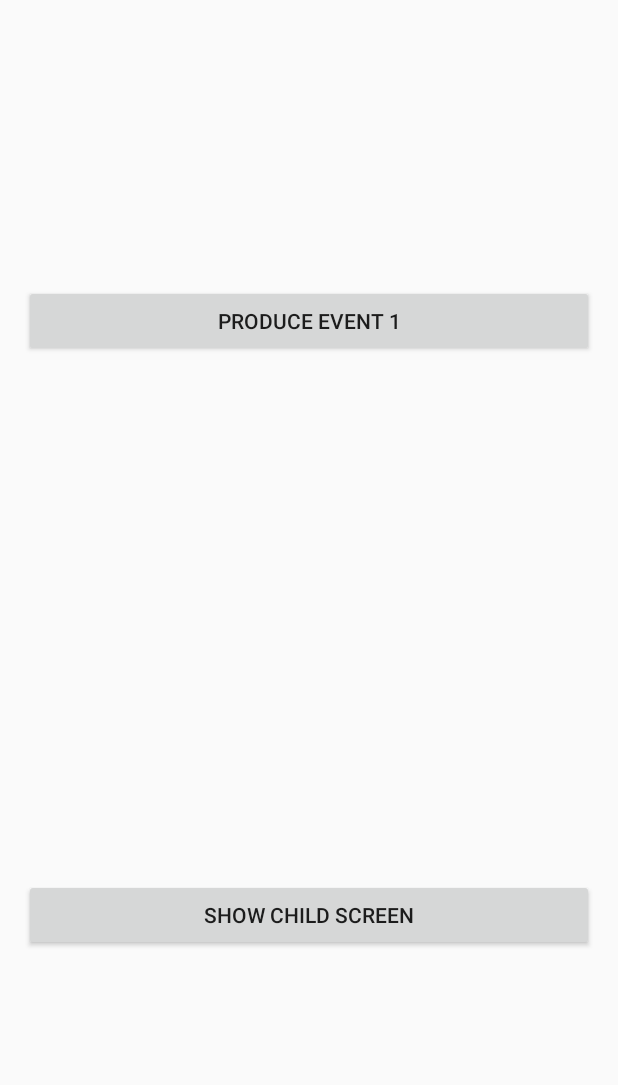
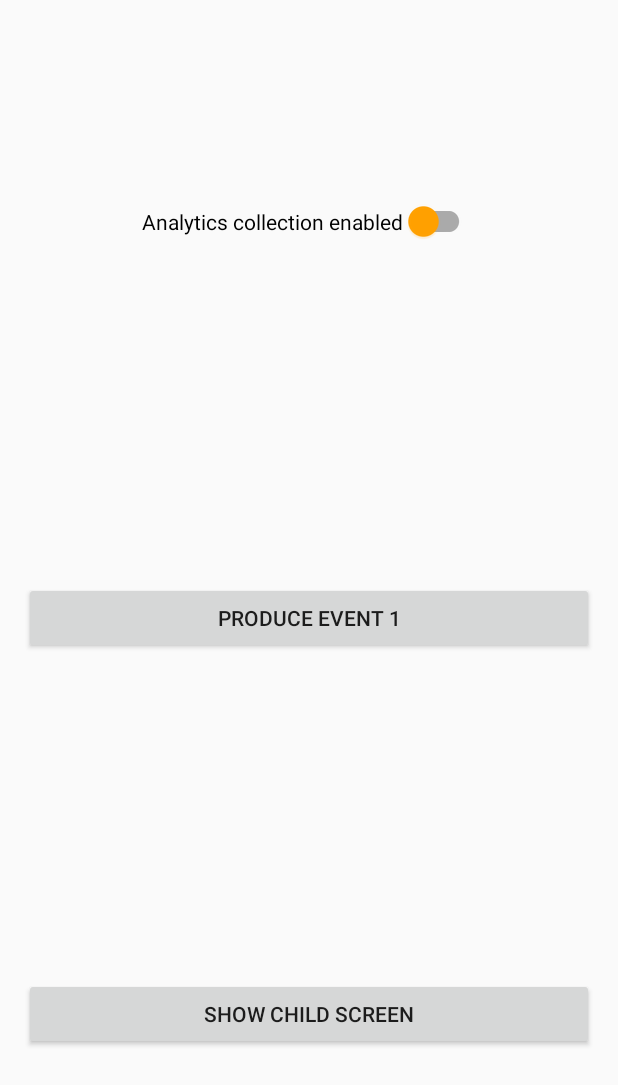
Before and after one commit to infinum/android-collar, an Android app: the screen it shows after launch (MainActivity), on a phone screen of 412 x 824 dp. Shown: the top 1085 px of the screen. Run offline under Robolectric (Android 15) with nearby library versions, the phone set to English and light mode, and no system bars; 5 statements that could not run were skipped.

Commit message:
Update sample app to show off the analytics collection feature

```diff
--- a/sample/src/main/java/co/infinum/collar/sample/MainActivity.java
+++ b/sample/src/main/java/co/infinum/collar/sample/MainActivity.java
@@ -3,9 +3,11 @@ package co.infinum.collar.sample;
 import android.app.Activity;
 import android.content.Intent;
 import android.os.Bundle;
+import android.widget.CompoundButton;
 
 import java.util.UUID;
 
+import co.infinum.collar.Collar;
 import co.infinum.collar.CollarScreenNames;
 import co.infinum.collar.annotations.ScreenName;
 import co.infinum.collar.sample.databinding.ActivityMainBinding;
@@ -20,6 +22,10 @@ public class MainActivity extends Activity {
         final ActivityMainBinding viewBinding = ActivityMainBinding.inflate(getLayoutInflater());
 
         setContentView(viewBinding.getRoot());
+
+        viewBinding.analyticsCollectionSwitch.setOnCheckedChangeListener(
+            (buttonView, isChecked) -> Collar.INSTANCE.setAnalyticsCollectionStatus(isChecked)
+        );
 
         viewBinding.buttonProduceEvent1.setOnClickListener(v ->
             CollarAnalyticsEvent.trackEvent(new AnalyticsEvent.Event1(
--- a/sample/src/main/java/co/infinum/collar/sample/SampleApplication.java
+++ b/sample/src/main/java/co/infinum/collar/sample/SampleApplication.java
@@ -27,7 +27,7 @@ public class SampleApplication extends Application {
     private void attachCollar() {
         final Set<String> redactedWords = new ArraySet<>(1);
         redactedWords.add("Java");
-        Collar.attach(new LiveCollector(new Configuration(true, true, redactedWords)) {
+        Collar.attach(new LiveCollector(new Configuration(true, true, true, redactedWords)) {
 
             @Override
             public void onScreen(@NotNull Screen screen) {
--- a/sample/src/main/res/layout/activity_main.xml
+++ b/sample/src/main/res/layout/activity_main.xml
@@ -1,10 +1,29 @@
 <?xml version="1.0" encoding="utf-8"?>
-<LinearLayout xmlns:android="http://schemas.android.com/apk/res/android"
+<LinearLayout
+    xmlns:android="http://schemas.android.com/apk/res/android"
+    xmlns:app="http://schemas.android.com/apk/res-auto"
     android:layout_width="match_parent"
     android:layout_height="match_parent"
     android:orientation="vertical"
     android:padding="16dp"
-    android:weightSum="2">
+    android:weightSum="3">
+
+    <FrameLayout
+        android:layout_width="match_parent"
+        android:layout_height="0dp"
+        android:layout_weight="1">
+
+        <androidx.appcompat.widget.SwitchCompat
+            android:id="@+id/analyticsCollectionSwitch"
+            android:layout_width="wrap_content"
+            android:layout_height="wrap_content"
+            android:layout_gravity="center"
+            android:checked="false"
+            android:text="Analytics collection enabled"
+            app:thumbTint="@color/color_primary"
+            app:trackTint="@android:color/darker_gray"/>
+
+    </FrameLayout>
 
     <FrameLayout
         android:layout_width="match_parent"
@@ -16,7 +35,7 @@
             android:layout_width="match_parent"
             android:layout_height="wrap_content"
             android:layout_gravity="center"
-            android:text="Produce event 1" />
+            android:text="Produce event 1"/>
 
     </FrameLayout>
 
@@ -30,7 +49,7 @@
             android:layout_width="match_parent"
             android:layout_height="wrap_content"
             android:layout_gravity="center"
-            android:text="Show child screen" />
+            android:text="Show child screen"/>
 
     </FrameLayout>
 
--- /dev/null
+++ b/sample/src/main/res/values/colors.xml
@@ -0,0 +1,4 @@
+<?xml version="1.0" encoding="utf-8"?>
+<resources>
+    <color name="color_primary">#ffa000</color>
+</resources>
```
